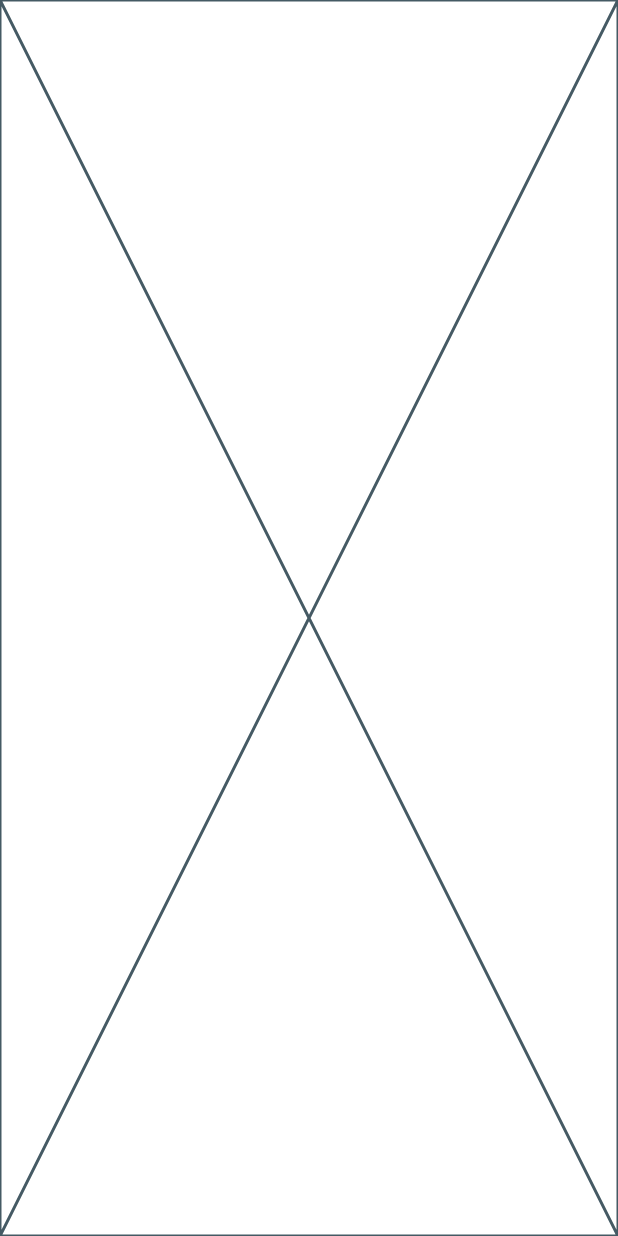
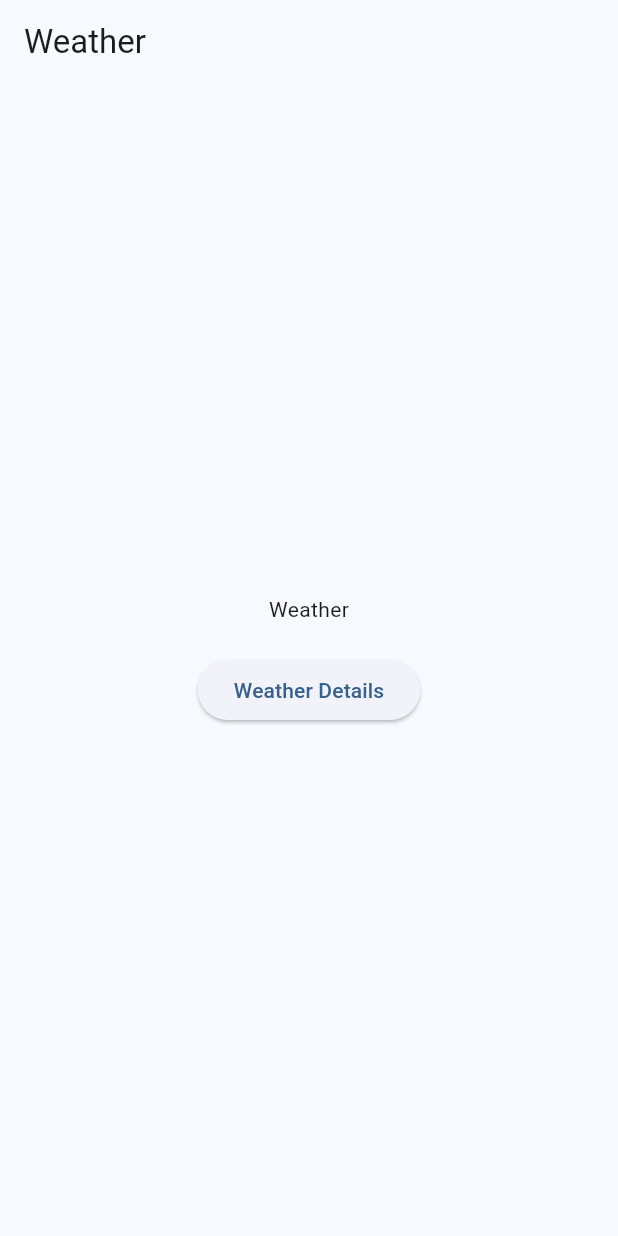
Before and after one commit to migueloli/weather_app, a Flutter app: the screen it shows after launch, on a phone screen of 412 x 824 dp. Run offline on Flutter 3.47's test engine with Material 3 defaults, Android fonts, the phone set to English and light mode, and no system bars; our stand-ins replace get_it, go_router; generated files the repository leaves out were written again.

Commit message:
feat(app): Add base app.

```diff
--- /dev/null
+++ b/lib/app.dart
@@ -0,0 +1,42 @@
+import 'package:flutter/material.dart';
+import 'package:flutter_gen/gen_l10n/app_localizations.dart';
+import 'package:flutter_localizations/flutter_localizations.dart';
+import 'package:weather_app/core/routing/app_router.dart';
+
+class WeatherApp extends StatelessWidget {
+  const WeatherApp({super.key});
+
+  @override
+  Widget build(BuildContext context) {
+    return MaterialApp.router(
+      title: 'Weather App',
+      theme: ThemeData(
+        colorScheme: ColorScheme.fromSeed(seedColor: Colors.blue),
+        useMaterial3: true,
+      ),
+      routerConfig: AppRouter.router,
+
+      // Localization setup
+      localizationsDelegates: const [
+        AppLocalizations.delegate,
+        GlobalMaterialLocalizations.delegate,
+        GlobalWidgetsLocalizations.delegate,
+        GlobalCupertinoLocalizations.delegate,
+      ],
+      supportedLocales: const [
+        Locale('en'), // English
+        // Add more locales as needed
+      ],
+
+      // Use device locale, falling back to English
+      localeResolutionCallback: (locale, supportedLocales) {
+        for (final supportedLocale in supportedLocales) {
+          if (supportedLocale.languageCode == locale?.languageCode) {
+            return supportedLocale;
+          }
+        }
+        return supportedLocales.first;
+      },
+    );
+  }
+}
--- /dev/null
+++ b/lib/core/di/service_locator.dart
@@ -0,0 +1,5 @@
+import 'package:get_it/get_it.dart';
+
+final getIt = GetIt.instance;
+
+void setupDependencies() {}
--- /dev/null
+++ b/lib/core/routing/app_router.dart
@@ -0,0 +1,30 @@
+import 'package:go_router/go_router.dart';
+import 'package:weather_app/presentation/screens/error_screen.dart';
+import 'package:weather_app/presentation/screens/home_screen.dart';
+import 'package:weather_app/presentation/screens/weather_details_screen.dart';
+
+abstract class AppRouter {
+  const AppRouter._();
+
+  static final GoRouter router = GoRouter(
+    initialLocation: '/',
+    debugLogDiagnostics: true,
+    routes: [
+      GoRoute(
+        path: '/',
+        name: 'home',
+        builder: (context, state) => const HomeScreen(),
+      ),
+      GoRoute(
+        path: '/weather/:cityId',
+        name: 'weather-details',
+        builder: (context, state) {
+          final cityId = state.pathParameters['cityId'] ?? '';
+          return WeatherDetailsScreen(cityId: cityId);
+        },
+      ),
+    ],
+    errorBuilder:
+        (context, state) => ErrorScreen(error: state.error.toString()),
+  );
+}
--- a/lib/main.dart
+++ b/lib/main.dart
@@ -1,5 +1,17 @@
 import 'package:flutter/material.dart';
+import 'package:weather_app/app.dart';
+import 'package:weather_app/core/di/service_locator.dart';
 
-void main() {
-  runApp(const Placeholder());
+void main() async {
+  WidgetsFlutterBinding.ensureInitialized();
+
+  // Add global error handling
+  FlutterError.onError = (FlutterErrorDetails details) {
+    FlutterError.presentError(details);
+    debugPrint('Flutter error: ${details.exception}');
+    debugPrint('Stack trace: ${details.stack}');
+  };
+  setupDependencies();
+
+  runApp(const WeatherApp());
 }
--- /dev/null
+++ b/lib/presentation/home/home_screen.dart
@@ -0,0 +1,10 @@
+import 'package:flutter/material.dart';
+
+class HomeScreen extends StatelessWidget {
+  const HomeScreen({super.key});
+
+  @override
+  Widget build(BuildContext context) {
+    return const Placeholder();
+  }
+}
--- /dev/null
+++ b/lib/presentation/screens/home_screen.dart
@@ -0,0 +1,29 @@
+import 'package:flutter/material.dart';
+import 'package:flutter_gen/gen_l10n/app_localizations.dart';
+import 'package:go_router/go_router.dart';
+
+class HomeScreen extends StatelessWidget {
+  const HomeScreen({super.key});
+
+  @override
+  Widget build(BuildContext context) {
+    final l10n = AppLocalizations.of(context)!;
+
+    return Scaffold(
+      appBar: AppBar(title: Text(l10n.weatherTitle)),
+      body: Center(
+        child: Column(
+          mainAxisAlignment: MainAxisAlignment.center,
+          children: [
+            Text(l10n.weatherTitle),
+            const SizedBox(height: 20),
+            ElevatedButton(
+              onPressed: () => context.go('/weather/sample-city-id'),
+              child: Text(l10n.weatherDetails),
+            ),
+          ],
+        ),
+      ),
+    );
+  }
+}
```
Also changed, not shown: lib/presentation/screens/error_screen.dart (added, +40 -0 lines), lib/presentation/screens/weather_details_screen.dart (added, +44 -0 lines).
